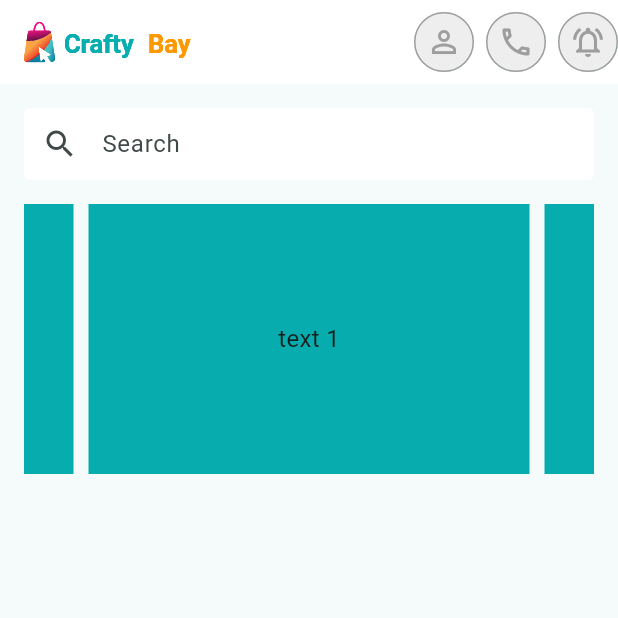
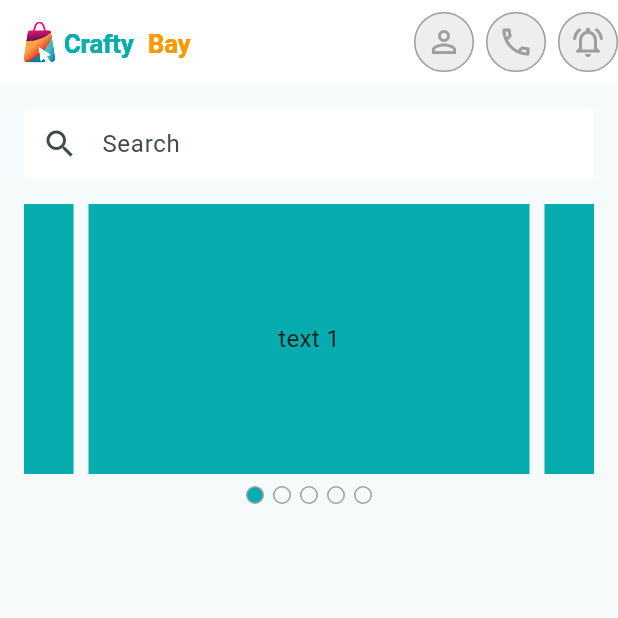
Before and after one commit to mdmridul6/crafty_bay, a Flutter app: the screen it shows after launch, on a phone screen of 412 x 824 dp, the top half of it. Run offline on Flutter 3.47's test engine with Material 3 defaults, Android fonts, the phone set to English and light mode, and no system bars; drawn by our look-alikes of carousel_slider; our stand-ins replace flutter_svg, get, pin_code_fields.

Commit message:
Implement HomeSlider widget with carousel and indicators
Implemented `HomeSlider` as a `StatefulWidget` with a carousel slider and indicators.
The carousel displays 5 items with placeholder text and a theme color background.
Added a `ValueNotifier` to track the selected index of the carousel.
Indicators are displayed below the carousel, highlighting the currently selected item.
The `dispose` method is implemented to dispose of the `ValueNotifier`.

```diff
--- a/lib/presentation/ui/widgets/home_slider.dart
+++ b/lib/presentation/ui/widgets/home_slider.dart
@@ -2,13 +2,27 @@ import 'package:carousel_slider/carousel_slider.dart';
 import 'package:crafty_bay/presentation/ui/utils/app_colors.dart';
 import 'package:flutter/material.dart';
 
-class HomeSlider extends StatelessWidget {
+class HomeSlider extends StatefulWidget {
   const HomeSlider({super.key});
 
   @override
+  State<HomeSlider> createState() => _HomeSliderState();
+}
+
+class _HomeSliderState extends State<HomeSlider> {
+  final ValueNotifier<int> _selectedIndex = ValueNotifier(0);
+
+  @override
   Widget build(BuildContext context) {
-    return CarouselSlider(
-      options: CarouselOptions(height: 180.0),
+    return Column(
+      children: [
+        CarouselSlider(
+          options: CarouselOptions(
+            height: 180.0,
+            onPageChanged: (index, _) {
+              _selectedIndex.value = index;
+            },
+          ),
           items:
               [1, 2, 3, 4, 5].map((i) {
                 return Builder(
@@ -18,12 +32,45 @@ class HomeSlider extends StatelessWidget {
                       margin: EdgeInsets.symmetric(horizontal: 5.0),
                       decoration: BoxDecoration(color: AppColors.themeColor),
                       child: Center(
-                    child: Text('text $i', style: TextStyle(fontSize: 16.0)),
+                        child: Text(
+                          'text $i',
+                          style: TextStyle(fontSize: 16.0),
+                        ),
                       ),
                     );
                   },
                 );
               }).toList(),
+        ),
+        SizedBox(height: 8),
+        ValueListenableBuilder(
+          valueListenable: _selectedIndex,
+          builder: (context, currentIndex, _) {
+            return Row(
+              mainAxisAlignment: MainAxisAlignment.center,
+              children: [
+                for (int i = 0; i < 5; i++)
+                  Container(
+                    height: 12,
+                    width: 12,
+                    margin: EdgeInsets.symmetric(horizontal: 3),
+                    decoration: BoxDecoration(
+                      color: currentIndex == i ? AppColors.themeColor : null,
+                      border: Border.all(color: Colors.grey),
+                      borderRadius: BorderRadius.circular(12),
+                    ),
+                  ),
+              ],
+            );
+          },
+        ),
+      ],
     );
   }
+
+  @override
+  void dispose() {
+    _selectedIndex.dispose();
+    super.dispose();
   }
+}
```
Lines whose indentation alone changed are shown as unchanged.
